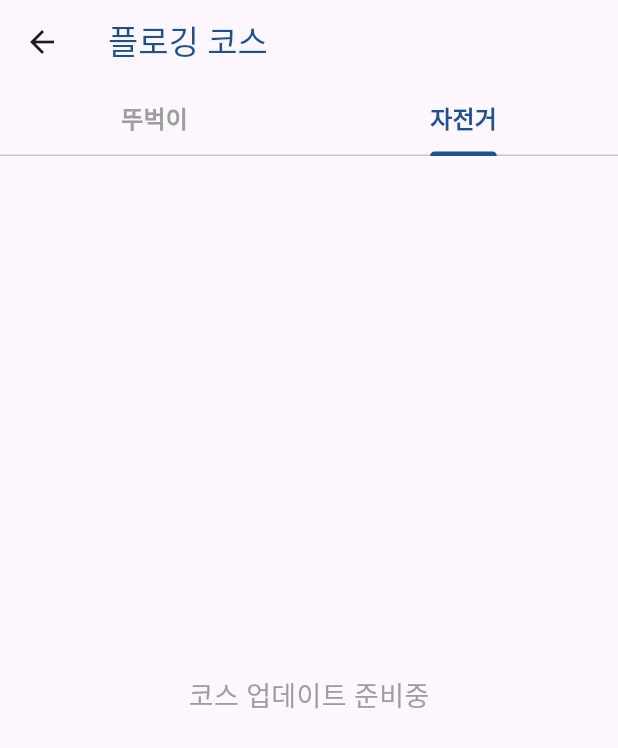
After one commit to minchanpark/ssoup, a Flutter app: the CoursePage screen opened directly, tab 2 chosen, on a phone screen of 412 x 824 dp. The commit adds this screen. Shown: the top 748 px of the screen. Run offline on Flutter 3.47's test engine with Material 3 defaults, Android fonts, the phone set to English and light mode, and no system bars; missing offline and left inert: iconify_flutter.

Commit message:
course ui

```diff
--- /dev/null
+++ b/lib/course.dart
@@ -0,0 +1,182 @@
+import 'package:flutter/material.dart';
+import 'package:iconify_flutter/iconify_flutter.dart';
+import 'package:iconify_flutter/icons/zondicons.dart';
+
+class CoursePage extends StatefulWidget {
+  @override
+  _CoursePageState createState() => _CoursePageState();
+}
+
+class _CoursePageState extends State<CoursePage>
+    with SingleTickerProviderStateMixin {
+  late TabController _tabController;
+
+  final List<Course> courses = [
+    Course(
+      title: '인생샷을 건져보자 코스',
+      location: '올림픽 공원',
+      duration: '소요시간: 1시간',
+      peopleCount: '누적 참여자 수: 553명',
+    ),
+    Course(
+      title: '자연과 하나되는 코스',
+      location: '청계천',
+      duration: '소요시간: 1시간',
+      peopleCount: '누적 참여자 수: 433명',
+    ),
+    Course(
+      title: '독도 바라보기 코스',
+      location: '용산구 선정릉',
+      duration: '소요시간: 40분',
+      peopleCount: '누적 참여자 수: 255명',
+    ),
+    Course(
+      title: '홀로도 한강에 보고 싶다면 코스',
+      location: '서울숲',
+      duration: '소요시간: 50분',
+      peopleCount: '누적 참여자 수: 808명',
+    ),
+    Course(
+      title: '홀로도 한강에 하면서 졸깅?',
+      location: '행복해지기',
+      duration: '소요시간: 1시간',
+      peopleCount: '누적 참여자 수: 593명',
+    ),
+    Course(
+      title: '가족과 함께 즐기는 코스',
+      location: '나의 사랑해요',
+      duration: '소요시간: 1시간 30분',
+      peopleCount: '누적 참여자 수: 310명',
+    ),
+    Course(
+      title: '홀로도 함께하는 졸토트 필수 코스',
+      location: '서울마리나',
+      duration: '소요시간: 1시간 30분',
+      peopleCount: '누적 참여자 수: 705명',
+    ),
+    Course(
+      title: '노을이 질 때 가장 아름다운 ...',
+      location: '서울행복',
+      duration: '소요시간: 1시간',
+      peopleCount: '누적 참여자 수: 309명',
+    ),
+  ];
+
+  @override
+  void initState() {
+    super.initState();
+    _tabController = TabController(length: 2, vsync: this);
+  }
+
+  @override
+  void dispose() {
+    _tabController.dispose();
+    super.dispose();
+  }
+
+  @override
+  Widget build(BuildContext context) {
+    return Scaffold(
+      appBar: AppBar(
+        title: Text(
+          '플로깅 코스',
+          style: TextStyle(color: Color(0xff1E528E)),
+        ),
+        bottom: TabBar(
+          controller: _tabController,
+          indicatorColor: Color(0xff1E528E),
+          labelColor: Color(0xff1E528E),
+          unselectedLabelColor: Colors.grey,
+          tabs: [
+            Tab(
+              child: Text(
+                '뚜벅이',
+                style: TextStyle(fontWeight: FontWeight.bold, fontSize: 16),
+              ),
+            ),
+            Tab(
+              child: Text(
+                '자전거',
+                style: TextStyle(fontWeight: FontWeight.bold, fontSize: 16),
+              ),
+            ),
+          ],
+        ),
+      ),
+      body: TabBarView(
+        controller: _tabController,
+        children: [
+          ListView.builder(
+            itemCount: courses.length,
+            itemBuilder: (context, index) {
+              final course = courses[index];
+              return Container(
+                margin: EdgeInsets.symmetric(vertical: 8.0, horizontal: 16.0),
+                decoration: BoxDecoration(
+                  border: Border.all(color: Color(0xff1E528E)),
+                  borderRadius: BorderRadius.circular(8.0),
+                ),
+                child: ListTile(
+                  leading: Container(
+                    color: Colors.blue,
+                    width: 40,
+                    height: 40,
+                  ),
+                  title: Text(
+                    course.title,
+                    style: TextStyle(fontWeight: FontWeight.bold, fontSize: 15),
+                  ),
+                  subtitle: Column(
+                    crossAxisAlignment: CrossAxisAlignment.start,
+                    children: [
+                      Row(
+                        children: [
+                          Iconify(Zondicons.location, color: Colors.black),
+                          SizedBox(width: 4),
+                          Text("출발 위치 :"),
+                          SizedBox(width: 4),
+                          Text(
+                            course.location,
+                          ),
+                        ],
+                      ),
+                      Row(
+                        children: [
+                          Iconify(Zondicons.time, color: Colors.black),
+                          SizedBox(width: 4),
+                          Text(course.duration),
+                        ],
+                      ),
+                      Text(course.peopleCount),
+                    ],
+                  ),
+                  isThreeLine: true,
+                ),
+              );
+            },
+          ),
+          Center(
+            child: Text(
+              '코스 업데이트 준비중',
+              style: TextStyle(fontSize: 18, color: Colors.grey),
+            ),
+          ),
+        ],
+      ),
+    );
+  }
+}
+
+class Course {
+  final String title;
+  final String location;
+  final String duration;
+  final String peopleCount;
+
+  Course({
+    required this.title,
+    required this.location,
+    required this.duration,
+    required this.peopleCount,
+  });
+}
--- a/pubspec.yaml
+++ b/pubspec.yaml
@@ -35,6 +35,7 @@ dependencies:
   # The following adds the Cupertino Icons font to your application.
   # Use with the CupertinoIcons class for iOS style icons.
   cupertino_icons: ^1.0.6
+  iconify_flutter: ^0.0.5
 
 dev_dependencies:
   flutter_test:
```
Also changed, not shown: lib/home.dart (+25 -14 lines), lib/stamp.dart (added, +112 -0 lines), pubspec.lock.
